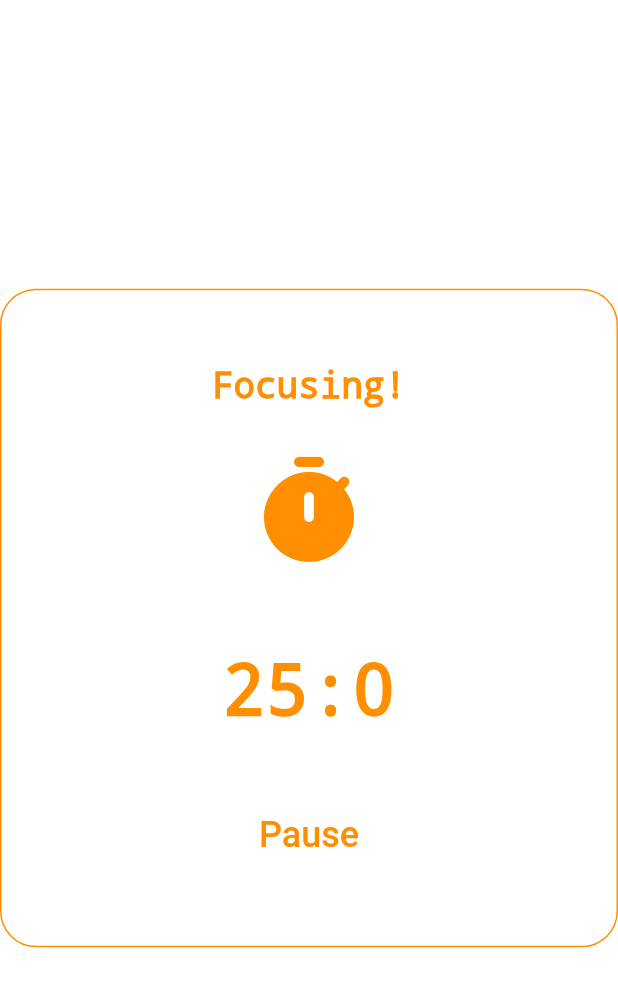
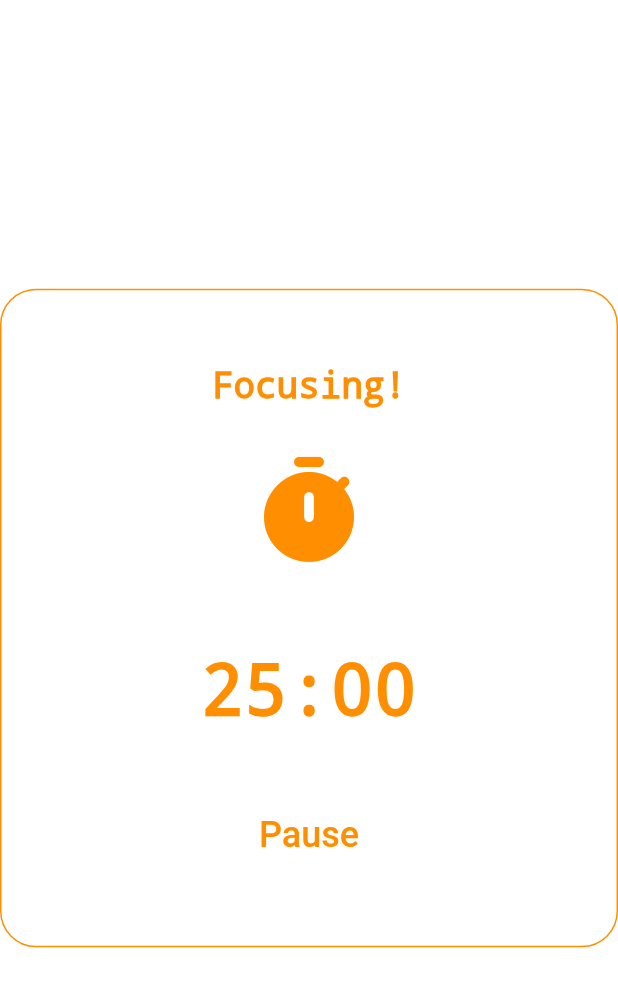
Before and after one commit to idylicaro/Pomodoro-App, a Flutter app: the screen it shows after launch, after a tap on "Play", on a phone screen of 412 x 824 dp. Shown: the top 987 px of the screen. Run offline on Flutter 3.47's test engine with Material 2 defaults, Android fonts, the phone set to English and light mode, and no system bars; our stand-ins replace flutter_local_notifications.

```diff
--- a/pomodoro/lib/timer_widget/timer_widget.dart
+++ b/pomodoro/lib/timer_widget/timer_widget.dart
@@ -138,10 +138,24 @@ class _TimerWidgetState extends State<TimerWidget>{
 
   String _converterSeconds(int seconds){
     int _mm,_ss;
+    String _str_mm, _str_ss;
     _ss = seconds % 60;
     seconds = seconds ~/ 60;
     _mm = seconds % 60;
-    return "$_mm:$_ss";
+
+    if (_mm < 10) { // minutes format
+    _str_mm = "0$_mm";
+    }else{
+    _str_mm = "$_mm";
+    }
+
+    if (_ss < 10) { // seconds format
+      _str_ss = "0$_ss";
+    }else{
+      _str_ss = "$_ss";
+    }
+
+    return "$_str_mm:$_str_ss";
   }
 
   @override
```
